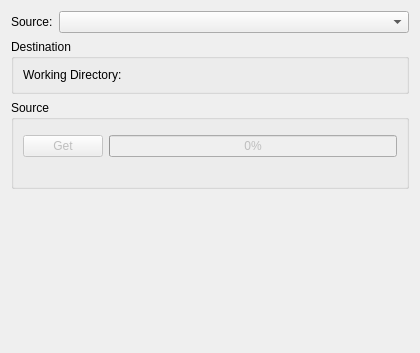
Before: the Qt Designer form shell/projectsourcepage.ui in KDE/kdevelop, drawn with Qt 5.
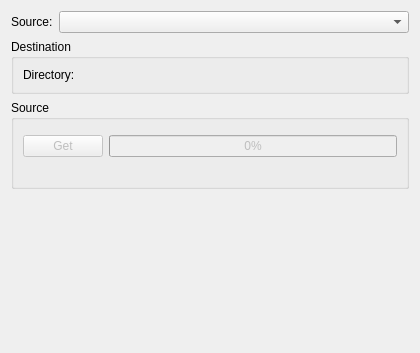
After: the same form once the commit is applied. Custom widgets are drawn as their Qt base class.

What changed in the file:
```diff
--- a/shell/projectsourcepage.ui
+++ b/shell/projectsourcepage.ui
@@ -40,7 +40,7 @@
       <item>
        <widget class="QLabel" name="label">
         <property name="text">
-         <string>Working Directory:</string>
+         <string>Directory:</string>
         </property>
        </widget>
       </item>
```
